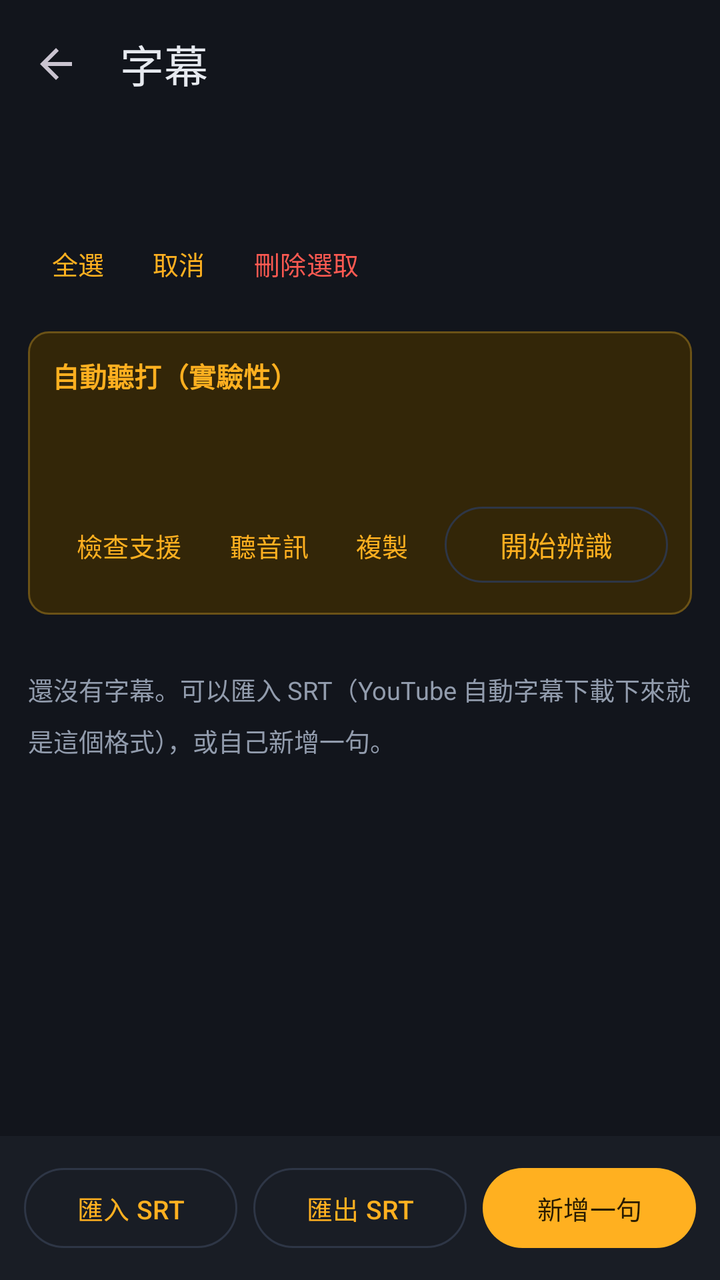
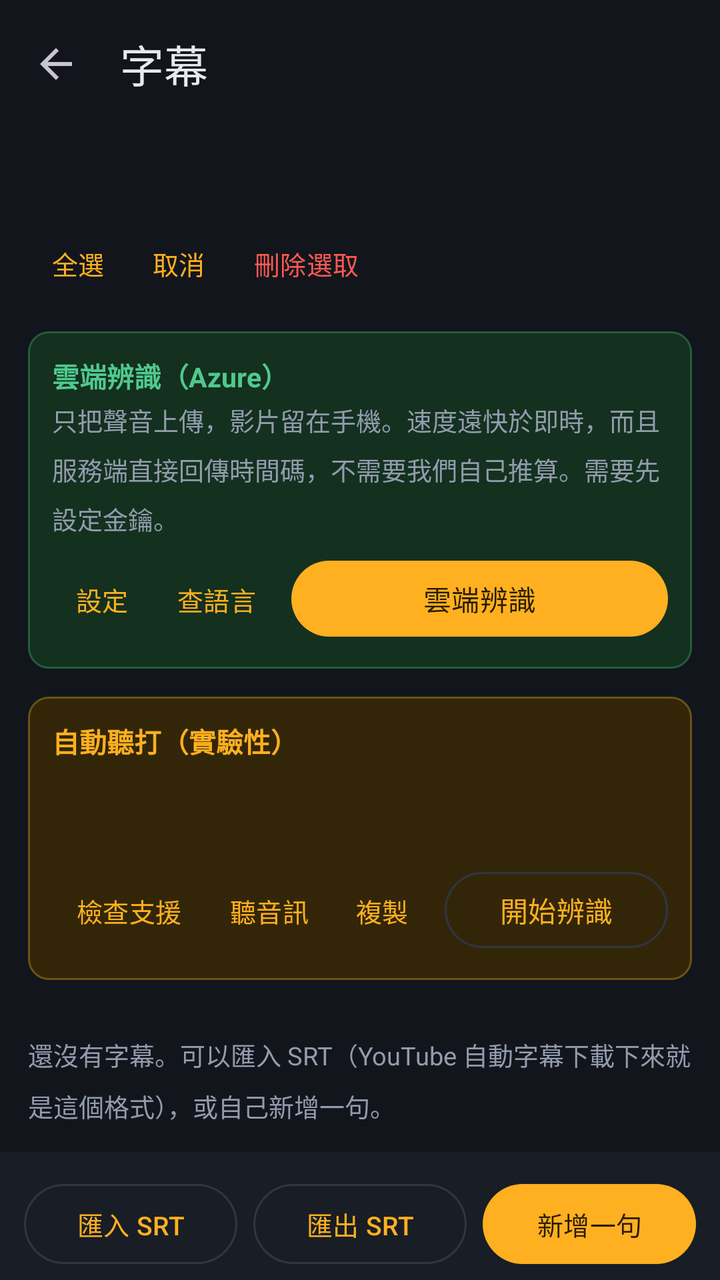

Screens rendered from an Android XML layout before and after an edit, with the pre-edit source and the edit as a unified diff.
<!-- AndroidManifest.xml: application theme Theme.VlogStitch -->
<!-- res/layout/activity_subtitles.xml -->
<?xml version="1.0" encoding="utf-8"?>
<LinearLayout xmlns:android="http://schemas.android.com/apk/res/android"
    xmlns:app="http://schemas.android.com/apk/res-auto"
    android:layout_width="match_parent" android:layout_height="match_parent"
    android:orientation="vertical" android:background="@color/ink"
    android:fitsSystemWindows="true">

    <com.google.android.material.appbar.MaterialToolbar android:id="@+id/toolbar"
        android:layout_width="match_parent" android:layout_height="?attr/actionBarSize"
        android:background="@color/ink" app:title="@string/subtitles"
        app:titleTextColor="@color/text"
        app:navigationIcon="?attr/homeAsUpIndicator" />

    <LinearLayout android:layout_width="match_parent" android:layout_height="wrap_content"
        android:orientation="vertical" android:paddingStart="14dp" android:paddingEnd="14dp">
        <TextView android:id="@+id/count"
            android:layout_width="match_parent" android:layout_height="wrap_content"
            android:textColor="@color/text" android:textSize="15sp" android:textStyle="bold" />
        <TextView android:id="@+id/hint"
            android:layout_width="match_parent" android:layout_height="wrap_content"
            style="@style/Label" android:paddingTop="2dp" />
        <LinearLayout android:layout_width="match_parent" android:layout_height="wrap_content"
            android:orientation="horizontal" android:paddingTop="8dp">
            <com.google.android.material.button.MaterialButton android:id="@+id/btnSelectAll"
                style="@style/Widget.Material3.Button.TextButton"
                android:layout_width="wrap_content" android:layout_height="40dp"
                android:minWidth="0dp" android:textSize="13sp" android:text="@string/select_all" />
            <com.google.android.material.button.MaterialButton android:id="@+id/btnSelectNone"
                style="@style/Widget.Material3.Button.TextButton"
                android:layout_width="wrap_content" android:layout_height="40dp"
                android:minWidth="0dp" android:textSize="13sp" android:text="@string/select_none" />
            <com.google.android.material.button.MaterialButton android:id="@+id/btnDelete"
                style="@style/Widget.Material3.Button.TextButton"
                android:layout_width="wrap_content" android:layout_height="40dp"
                android:minWidth="0dp" android:textSize="13sp" android:textColor="@color/danger"
                android:text="@string/delete_selected" />
        </LinearLayout>
    </LinearLayout>

    <LinearLayout android:id="@+id/asrBox"
        android:layout_width="match_parent" android:layout_height="wrap_content"
        android:orientation="vertical" android:layout_margin="14dp"
        android:padding="12dp" android:background="@drawable/banner_warn">
        <TextView android:layout_width="match_parent" android:layout_height="wrap_content"
            android:text="@string/asr_title" android:textColor="@color/accent"
            android:textSize="13.5sp" android:textStyle="bold" />
        <TextView android:id="@+id/asrHint"
            android:layout_width="match_parent" android:layout_height="wrap_content"
            style="@style/Label" android:paddingTop="3dp"
            android:lineSpacingMultiplier="1.35" />
        <com.google.android.material.progressindicator.LinearProgressIndicator
            android:id="@+id/asrProgress"
            android:layout_width="match_parent" android:layout_height="wrap_content"
            android:layout_marginTop="8dp" android:max="100" android:progress="0"
            android:visibility="gone" />
        <TextView android:id="@+id/asrStatus"
            android:layout_width="match_parent" android:layout_height="wrap_content"
            style="@style/Label" android:paddingTop="6dp" />
        <ScrollView android:id="@+id/asrLogScroll"
            android:layout_width="match_parent" android:layout_height="150dp"
            android:layout_marginTop="8dp" android:background="@color/ink"
            android:padding="8dp" android:visibility="gone">
            <TextView android:id="@+id/asrLog"
                android:layout_width="match_parent" android:layout_height="wrap_content"
                android:fontFamily="monospace" android:textSize="10.5sp"
                android:textColor="@color/dim" android:lineSpacingMultiplier="1.35"
                android:textIsSelectable="true" />
        </ScrollView>
        <LinearLayout android:layout_width="match_parent" android:layout_height="wrap_content"
            android:orientation="horizontal" android:layout_marginTop="8dp">
            <com.google.android.material.button.MaterialButton android:id="@+id/btnAsrCheck"
                style="@style/Widget.Material3.Button.TextButton"
                android:layout_width="wrap_content" android:layout_height="46dp"
                android:minWidth="0dp" android:textSize="13sp" android:text="@string/asr_check" />
            <com.google.android.material.button.MaterialButton android:id="@+id/btnAsrWav"
                style="@style/Widget.Material3.Button.TextButton"
                android:layout_width="wrap_content" android:layout_height="46dp"
                android:minWidth="0dp" android:textSize="13sp" android:text="@string/asr_wav" />
            <com.google.android.material.button.MaterialButton android:id="@+id/btnAsrCopy"
                style="@style/Widget.Material3.Button.TextButton"
                android:layout_width="wrap_content" android:layout_height="46dp"
                android:minWidth="0dp" android:textSize="13sp" android:text="@string/copy_log" />
            <com.google.android.material.button.MaterialButton android:id="@+id/btnAsr"
                style="@style/Widget.Material3.Button.OutlinedButton"
                android:layout_width="0dp" android:layout_height="46dp"
                android:layout_weight="1" android:layout_marginStart="6dp"
                android:text="@string/asr_start" />
        </LinearLayout>
    </LinearLayout>

    <TextView android:id="@+id/empty"
        android:layout_width="match_parent" android:layout_height="wrap_content"
        android:padding="14dp" style="@style/Label" android:lineSpacingMultiplier="1.4"
        android:text="@string/sub_empty" />

    <androidx.recyclerview.widget.RecyclerView android:id="@+id/list"
        android:layout_width="match_parent" android:layout_height="0dp"
        android:layout_weight="1" android:paddingStart="14dp" android:paddingEnd="14dp"
        android:clipToPadding="false" />

    <LinearLayout android:layout_width="match_parent" android:layout_height="wrap_content"
        android:orientation="horizontal" android:background="@color/panel"
        android:padding="12dp">
        <com.google.android.material.button.MaterialButton android:id="@+id/btnImport"
            style="@style/Widget.Material3.Button.OutlinedButton"
            android:layout_width="0dp" android:layout_height="48dp"
            android:layout_weight="1" android:textSize="13sp" android:text="@string/import_srt" />
        <com.google.android.material.button.MaterialButton android:id="@+id/btnExport"
            style="@style/Widget.Material3.Button.OutlinedButton"
            android:layout_width="0dp" android:layout_height="48dp"
            android:layout_weight="1" android:layout_marginStart="8dp"
            android:textSize="13sp" android:text="@string/export_srt" />
        <com.google.android.material.button.MaterialButton android:id="@+id/btnAdd"
            android:layout_width="0dp" android:layout_height="48dp"
            android:layout_weight="1" android:layout_marginStart="8dp"
            android:textSize="13sp" android:text="@string/add_sub" />
    </LinearLayout>
</LinearLayout>
<!-- resources referenced by this layout -->
<resources>
  <color name="accent">#FFB020</color>
  <color name="danger">#FF5A52</color>
  <color name="dim">#929CAD</color>
  <color name="ink">#12151C</color>
  <color name="panel">#191D25</color>
  <color name="text">#E6E9EF</color>
  <!-- drawable banner_warn (drawable) -->
  <?xml version="1.0" encoding="utf-8"?>
  <shape xmlns:android="http://schemas.android.com/apk/res/android" android:shape="rectangle">
      <solid android:color="#332608" />
      <stroke android:width="1dp" android:color="#6B5216" />
      <corners android:radius="10dp" />
  </shape>
  <string name="add_sub">新增一句</string>
  <string name="asr_check">檢查支援</string>
  <string name="asr_start">開始辨識</string>
  <string name="asr_title">自動聽打（實驗性）</string>
  <string name="asr_wav">聽音訊</string>
  <string name="copy_log">複製</string>
  <string name="delete_selected">刪除選取</string>
  <string name="export_srt">匯出 SRT</string>
  <string name="import_srt">匯入 SRT</string>
  <string name="select_all">全選</string>
  <string name="select_none">取消</string>
  <string name="sub_empty">還沒有字幕。可以匯入 SRT（YouTube 自動字幕下載下來就是這個格式），或自己新增一句。</string>
  <string name="subtitles">字幕</string>
  <style name="Label">
          <item name="android:textColor">@color/dim</item>
          <item name="android:textSize">12.5sp</item>
      </style>
  <style name="Theme.VlogStitch" parent="Theme.Material3.Dark.NoActionBar">
          <item name="colorPrimary">@color/accent</item>
          <item name="colorOnPrimary">@color/accent_ink</item>
          <item name="colorSecondary">@color/accent</item>
          <item name="colorOnSecondary">@color/accent_ink</item>
          <item name="colorSurface">@color/panel</item>
          <item name="colorOnSurface">@color/text</item>
          <item name="colorSurfaceVariant">@color/panel2</item>
          <item name="colorOnSurfaceVariant">@color/dim</item>
          <item name="colorOutline">@color/line</item>
          <item name="colorError">@color/danger</item>
          <item name="android:colorBackground">@color/ink</item>
          <item name="android:statusBarColor">@color/ink</item>
          <item name="android:navigationBarColor">@color/ink</item>
          <item name="android:windowLightStatusBar">false</item>
      </style>
  <color name="accent_ink">#2A1C00</color>
  <color name="panel2">#222833</color>
  <color name="line">#2E3646</color>
</resources>

<!-- the commit's change to res/layout/activity_subtitles.xml (unified diff, before → after) -->
@@ -34,6 +34,40 @@
                 android:layout_width="wrap_content" android:layout_height="40dp"
                 android:minWidth="0dp" android:textSize="13sp" android:textColor="@color/danger"
                 android:text="@string/delete_selected" />
+        </LinearLayout>
+    </LinearLayout>
+
+    <LinearLayout android:id="@+id/cloudBox"
+        android:layout_width="match_parent" android:layout_height="wrap_content"
+        android:orientation="vertical" android:layout_marginStart="14dp"
+        android:layout_marginEnd="14dp" android:layout_marginTop="14dp"
+        android:padding="12dp" android:background="@drawable/banner_ok">
+        <TextView android:layout_width="match_parent" android:layout_height="wrap_content"
+            android:text="@string/cloud_title" android:textColor="@color/ok"
+            android:textSize="13.5sp" android:textStyle="bold" />
+        <TextView android:id="@+id/cloudHint"
+            android:layout_width="match_parent" android:layout_height="wrap_content"
+            style="@style/Label" android:paddingTop="3dp"
+            android:lineSpacingMultiplier="1.35" android:text="@string/cloud_hint" />
+        <com.google.android.material.progressindicator.LinearProgressIndicator
+            android:id="@+id/cloudProgress"
+            android:layout_width="match_parent" android:layout_height="wrap_content"
+            android:layout_marginTop="8dp" android:indeterminate="true"
+            android:visibility="gone" />
+        <LinearLayout android:layout_width="match_parent" android:layout_height="wrap_content"
+            android:orientation="horizontal" android:layout_marginTop="8dp">
+            <com.google.android.material.button.MaterialButton android:id="@+id/btnCloudSetup"
+                style="@style/Widget.Material3.Button.TextButton"
+                android:layout_width="wrap_content" android:layout_height="46dp"
+                android:minWidth="0dp" android:textSize="13sp" android:text="@string/cloud_setup" />
+            <com.google.android.material.button.MaterialButton android:id="@+id/btnCloudLocales"
+                style="@style/Widget.Material3.Button.TextButton"
+                android:layout_width="wrap_content" android:layout_height="46dp"
+                android:minWidth="0dp" android:textSize="13sp" android:text="@string/cloud_locales" />
+            <com.google.android.material.button.MaterialButton android:id="@+id/btnCloud"
+                android:layout_width="0dp" android:layout_height="46dp"
+                android:layout_weight="1" android:layout_marginStart="6dp"
+                android:text="@string/cloud_run" />
         </LinearLayout>
     </LinearLayout>
 
<!-- resource entries referenced after the edit -->
@@ -4,8 +4,16 @@
   <color name="danger">#FF5A52</color>
   <color name="dim">#929CAD</color>
   <color name="ink">#12151C</color>
+  <color name="ok">#4FC98D</color>
   <color name="panel">#191D25</color>
   <color name="text">#E6E9EF</color>
+  <!-- drawable banner_ok (drawable) -->
+  <?xml version="1.0" encoding="utf-8"?>
+  <shape xmlns:android="http://schemas.android.com/apk/res/android" android:shape="rectangle">
+      <solid android:color="#14301F" />
+      <stroke android:width="1dp" android:color="#245C3D" />
+      <corners android:radius="10dp" />
+  </shape>
   <!-- drawable banner_warn (drawable) -->
   <?xml version="1.0" encoding="utf-8"?>
   <shape xmlns:android="http://schemas.android.com/apk/res/android" android:shape="rectangle">
@@ -18,6 +26,11 @@
   <string name="asr_start">開始辨識</string>
   <string name="asr_title">自動聽打（實驗性）</string>
   <string name="asr_wav">聽音訊</string>
+  <string name="cloud_hint">只把聲音上傳，影片留在手機。速度遠快於即時，而且服務端直接回傳時間碼，不需要我們自己推算。需要先設定金鑰。</string>
+  <string name="cloud_locales">查語言</string>
+  <string name="cloud_run">雲端辨識</string>
+  <string name="cloud_setup">設定</string>
+  <string name="cloud_title">雲端辨識（Azure）</string>
   <string name="copy_log">複製</string>
   <string name="delete_selected">刪除選取</string>
   <string name="export_srt">匯出 SRT</string>
